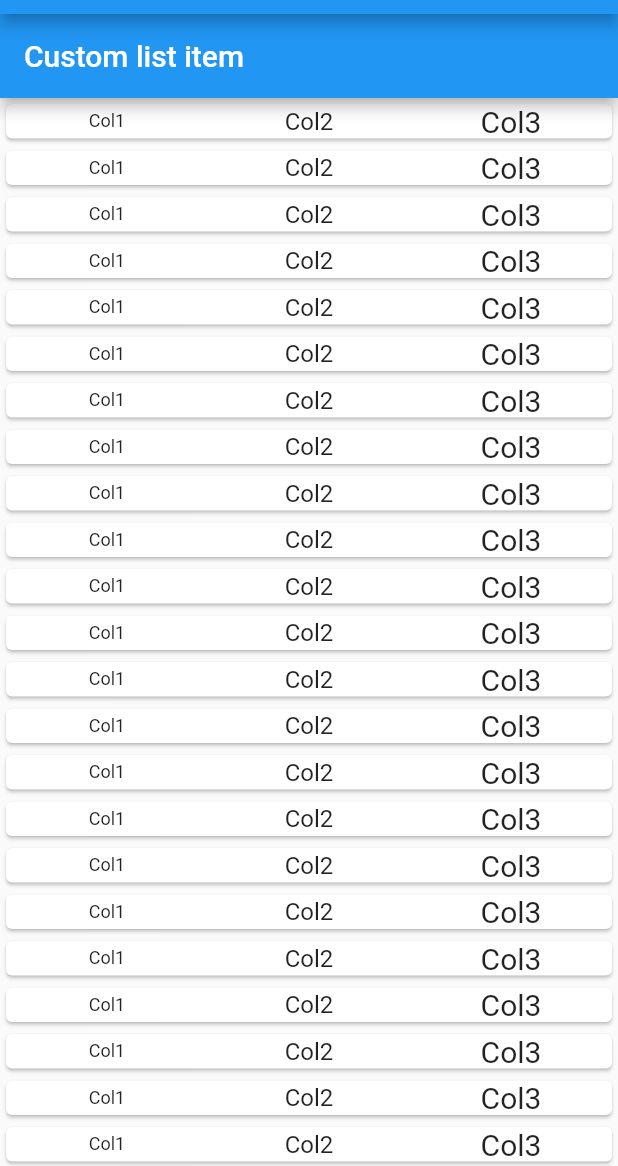
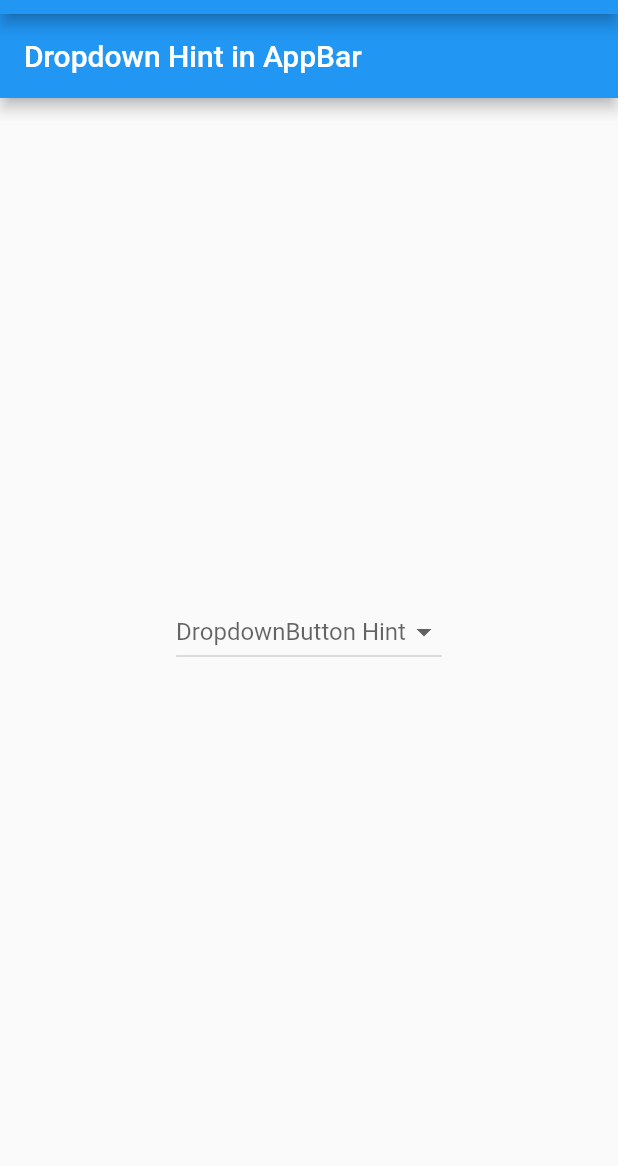
Before and after one commit to jleonelpm/learn_dart_and_flutter, a Flutter app: the screen it shows after launch, on a phone screen of 412 x 824 dp, the part 70-1236 px from its top. Run offline on Flutter 3.47's test engine with Material 2 defaults, Android fonts, the phone set to English and light mode, and no system bars.

Commit message:
Ejemplo Dropdown Widget

```diff
--- /dev/null
+++ b/lib/dropdown.dart
@@ -0,0 +1,42 @@
+//Programming By Leonel
+
+import 'package:flutter/material.dart';
+
+class DropdownButtonHint extends StatelessWidget {
+  final List<String> _frutas = [
+    "Pera",
+    "Manzana",
+    "Sandía",
+    "Guanabana",
+    "Limón"
+  ]; //The list of values we want on the dropdown
+
+  final List<int> _listaNumeros = new List<int>.generate(100, (int index) => index+1);
+
+  @override
+  Widget build(BuildContext context) {
+    return Scaffold(
+      appBar: AppBar(
+        title: Text('Dropdown Hint in AppBar'),
+      ),
+      body: Center(
+        child: DropdownButton(
+          items: _listaNumeros
+              .map((value) => DropdownMenuItem(
+                    child: Text(value.toString()),
+                    value: value.toString(),
+                  ))
+              .toList(),
+          onChanged: accion, //call the accion method
+          isExpanded: false,
+          hint: Text('DropdownButton Hint'),
+        ),
+      ),
+    );
+  }
+
+  void accion(String value){
+    print (value);
+  }
+
+}
--- a/lib/listview.dart
+++ b/lib/listview.dart
@@ -1,3 +1,5 @@
+//Programming By Leonel
+
 import 'package:flutter/material.dart';
 
 class Lista extends StatelessWidget {
@@ -16,8 +18,6 @@ class BodyLayout extends StatelessWidget {
     return _myListView(context);
   }
 }
-
-
 
 Widget _myListView(BuildContext context) {
 
--- a/lib/main.dart
+++ b/lib/main.dart
@@ -1,5 +1,8 @@
+//Programming By Leonel
+
 import 'package:flutter/material.dart';
 import 'listview.dart';
+import 'dropdown.dart';
 
 void main() => runApp(MyApp());
 
@@ -13,7 +16,8 @@ class MyApp extends StatelessWidget {
           title: Text('Welcome to Flutter'),
         ),
         body: Center(
-          child: Lista(),
+          //child: Lista(),
+          child: DropdownButtonHint(),
         ),
       ),
     );
```
